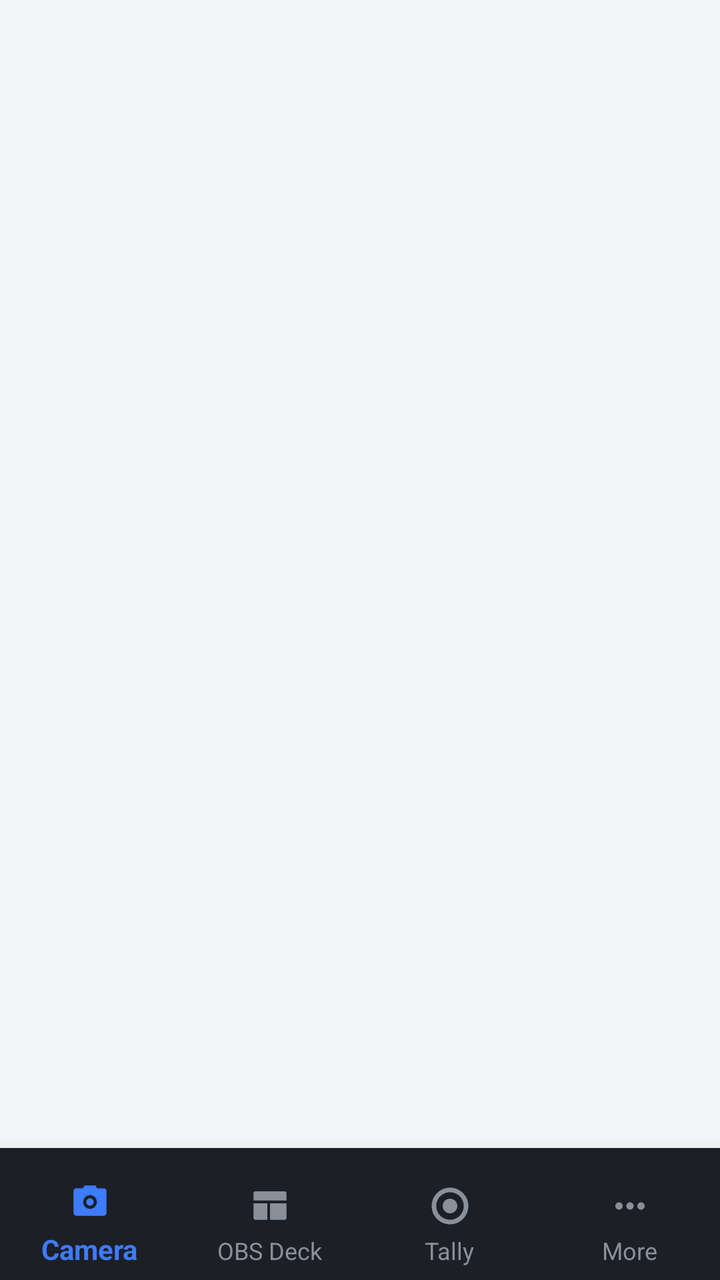
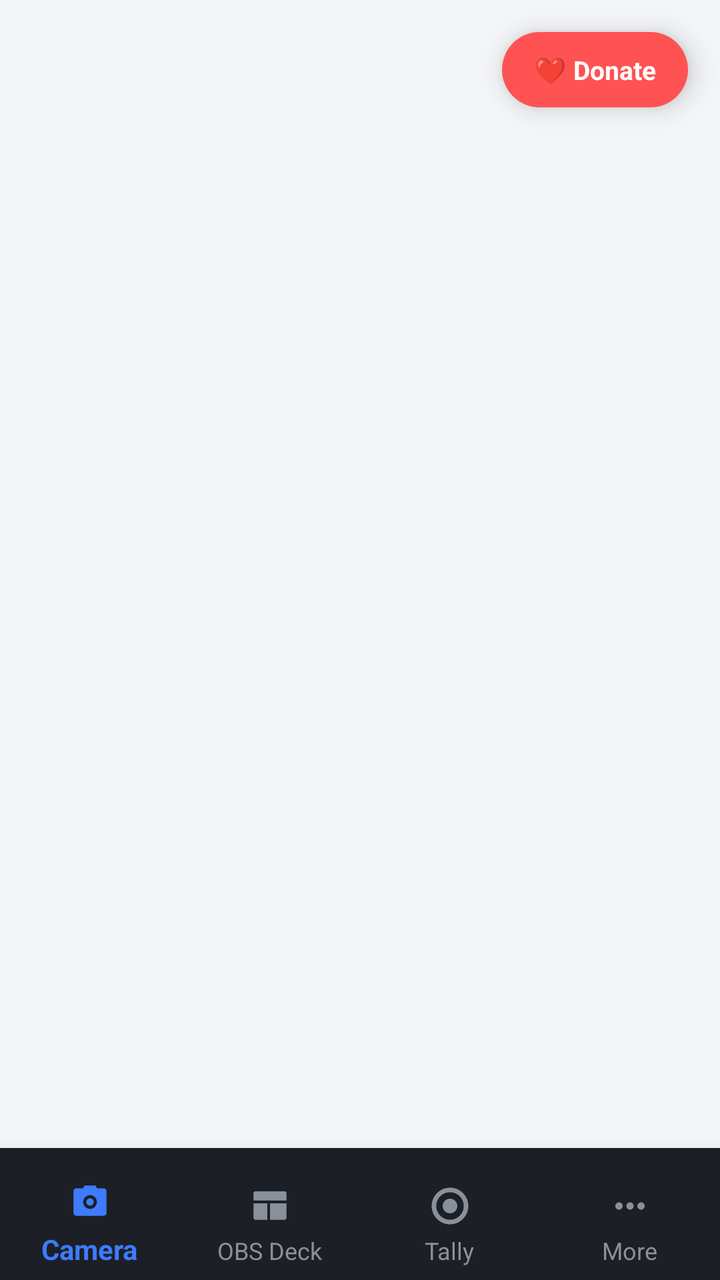

The first picture is an Android layout as it rendered before a commit; the second is the same layout after the commit. The layout source and the unified diff follow.
<!-- AndroidManifest.xml: application theme Theme.CameraPlugin -->
<!-- res/layout/activity_main.xml -->
<?xml version="1.0" encoding="utf-8"?>
<LinearLayout xmlns:android="http://schemas.android.com/apk/res/android"
    xmlns:app="http://schemas.android.com/apk/res-auto"
    android:layout_width="match_parent"
    android:layout_height="match_parent"
    android:orientation="vertical"
    android:background="@color/bg">

    <FrameLayout
        android:id="@+id/fragment_container"
        android:layout_width="match_parent"
        android:layout_height="0dp"
        android:layout_weight="1"
        android:background="@color/bg" />

    <include android:id="@+id/bottomNav" layout="@layout/bottom_nav_bar" />
</LinearLayout>
<!-- res/layout/bottom_nav_bar.xml (included above) -->
<?xml version="1.0" encoding="utf-8"?>
<com.google.android.material.bottomnavigation.BottomNavigationView
    xmlns:android="http://schemas.android.com/apk/res/android"
    xmlns:app="http://schemas.android.com/apk/res-auto"
    android:id="@+id/bottomNav"
    android:layout_width="match_parent"
    android:layout_height="wrap_content"
    android:minHeight="56dp"
    android:paddingTop="10dp"
    android:layout_gravity="bottom"
    android:background="@drawable/bg_dock_menu"
    android:elevation="16dp"
    app:menu="@menu/bottom_nav_menu"
    app:labelVisibilityMode="labeled"
    app:itemIconTint="@color/dock_icon_tint"
    app:itemTextColor="@color/dock_icon_tint"
    app:itemIconSize="22dp"
    app:itemRippleColor="@android:color/transparent"
    app:itemBackground="@android:color/transparent" />
<!-- resources referenced by this layout -->
<resources>
  <color name="bg">#F4F5F7</color>
  <!-- drawable bg_dock_menu (drawable) -->
  <shape xmlns:android="http://schemas.android.com/apk/res/android">
      <solid android:color="#1C1F26" />
  </shape>
  <style name="Theme.CameraPlugin" parent="Theme.AppCompat.DayNight.NoActionBar">
          <item name="android:fontFamily">sans-serif</item>
          <item name="colorPrimary">@color/accent</item>
          <item name="colorAccent">@color/accent</item>
          <item name="android:windowBackground">@color/bg</item>
      </style>
  <color name="accent">#3D7BFF</color>
</resources>

<!-- the commit's change to res/layout/activity_main.xml (unified diff, before → after) -->
@@ -1,20 +1,45 @@
 <?xml version="1.0" encoding="utf-8"?>
-<LinearLayout xmlns:android="http://schemas.android.com/apk/res/android"
+<FrameLayout xmlns:android="http://schemas.android.com/apk/res/android"
     xmlns:app="http://schemas.android.com/apk/res-auto"
     android:layout_width="match_parent"
-    android:layout_height="match_parent"
-    android:orientation="vertical"
-    android:background="@color/bg">
+    android:layout_height="match_parent">
 
-    <FrameLayout
-        android:id="@+id/fragment_container"
+    <LinearLayout
         android:layout_width="match_parent"
-        android:layout_height="0dp"
-        android:layout_weight="1"
-        android:background="@color/bg" />
+        android:layout_height="match_parent"
+        android:orientation="vertical"
+        android:background="@color/bg">
 
-    <include android:id="@+id/bottomNav" layout="@layout/bottom_nav_bar" />
-</LinearLayout>
+        <FrameLayout
+            android:id="@+id/fragment_container"
+            android:layout_width="match_parent"
+            android:layout_height="0dp"
+            android:layout_weight="1"
+            android:background="@color/bg" />
+
+        <include android:id="@+id/bottomNav" layout="@layout/bottom_nav_bar" />
+    </LinearLayout>
+
+    <TextView
+        android:id="@+id/donateFab"
+        android:layout_width="wrap_content"
+        android:layout_height="wrap_content"
+        android:layout_gravity="top|end"
+        android:layout_margin="16dp"
+        android:text="❤ Donate"
+        android:textColor="#FFFFFF"
+        android:textStyle="bold"
+        android:textSize="13sp"
+        android:paddingStart="16dp"
+        android:paddingEnd="16dp"
+        android:paddingTop="10dp"
+        android:paddingBottom="10dp"
+        android:background="@drawable/bg_donate_fab"
+        android:elevation="8dp"
+        android:clickable="true"
+        android:focusable="true" />
+
+</FrameLayout>
 <!-- res/layout/bottom_nav_bar.xml (included above) -->
 <?xml version="1.0" encoding="utf-8"?>
 <com.google.android.material.bottomnavigation.BottomNavigationView
<!-- resource entries referenced after the edit -->
@@ -4,6 +4,13 @@
   <!-- drawable bg_dock_menu (drawable) -->
   <shape xmlns:android="http://schemas.android.com/apk/res/android">
       <solid android:color="#1C1F26" />
+  </shape>
+  <!-- drawable bg_donate_fab (drawable) -->
+  <?xml version="1.0" encoding="utf-8"?>
+  <shape xmlns:android="http://schemas.android.com/apk/res/android"
+      android:shape="rectangle">
+      <solid android:color="#FF5252" />
+      <corners android:radius="24dp" />
   </shape>
   <style name="Theme.CameraPlugin" parent="Theme.AppCompat.DayNight.NoActionBar">
           <item name="android:fontFamily">sans-serif</item>
